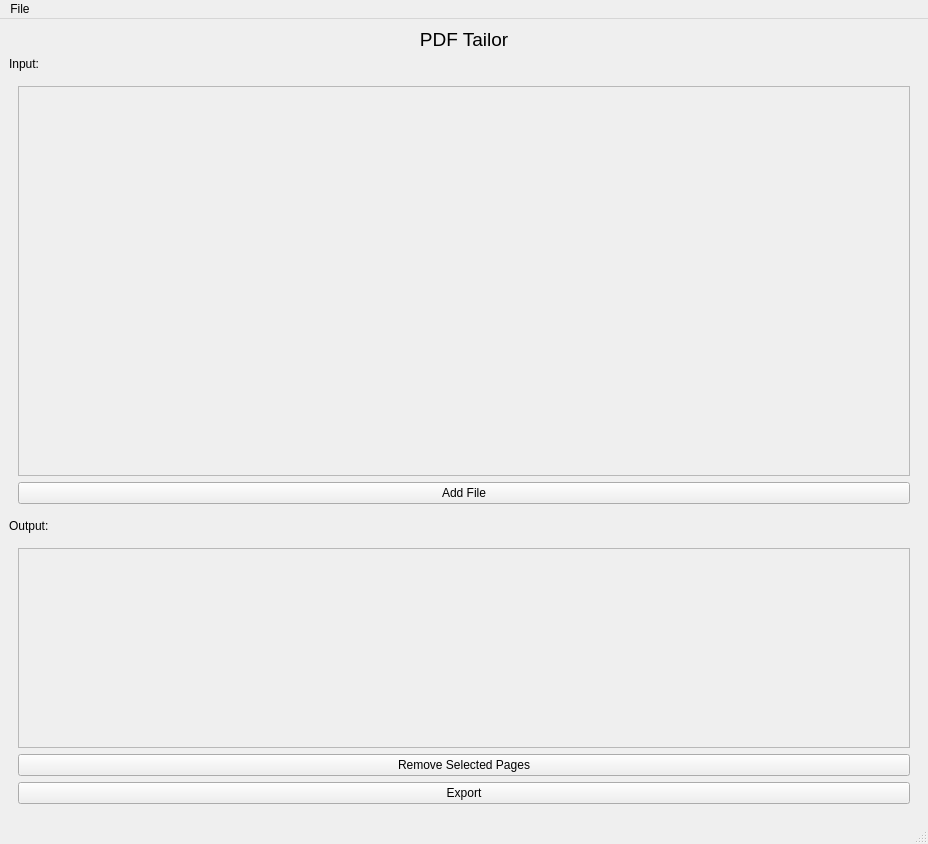
First picture: the form in ui_files/MainWindow.ui, repository StevenSong-sTs/PDF-Tailor, before the edit.
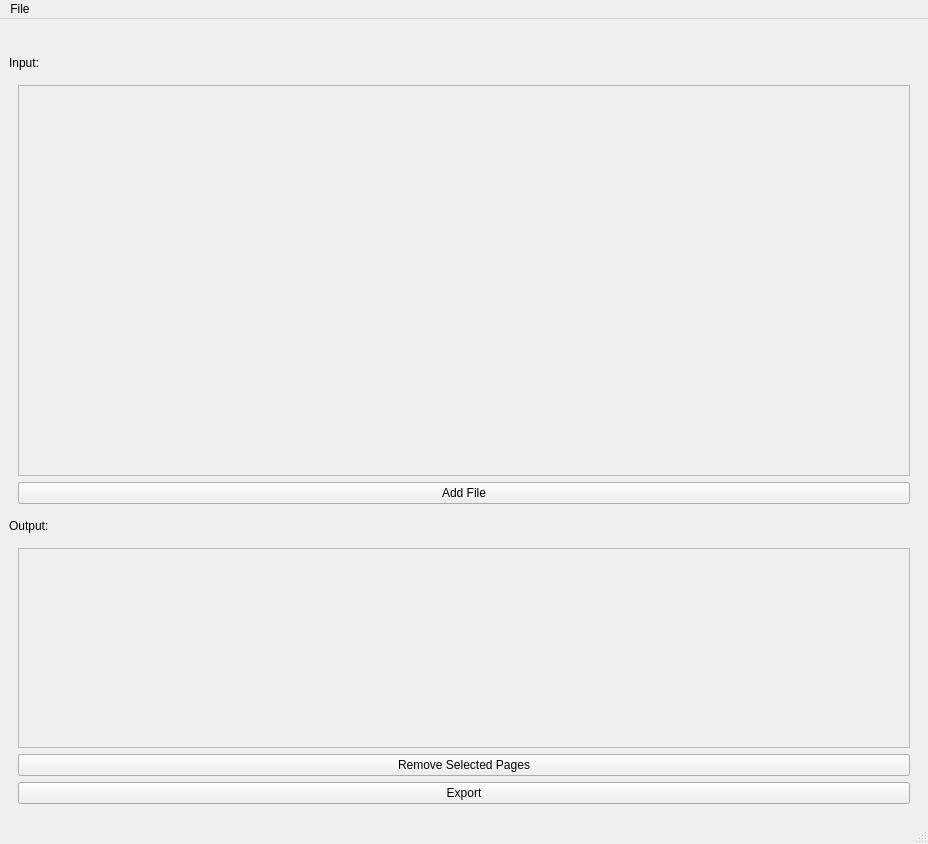
Second picture: the form after the edit. Icons and pictures are not drawn.

Commit message: Add logo to main page

What changed in the file:
```diff
--- a/ui_files/MainWindow.ui
+++ b/ui_files/MainWindow.ui
@@ -23,7 +23,10 @@
        </font>
       </property>
       <property name="text">
-       <string>PDF Tailor</string>
+       <string/>
+      </property>
+      <property name="pixmap">
+       <pixmap>../assets/text_logo_transparent.png</pixmap>
       </property>
       <property name="alignment">
        <set>Qt::AlignmentFlag::AlignCenter</set>
@@ -51,7 +54,7 @@
             <x>0</x>
             <y>0</y>
             <width>890</width>
-            <height>362</height>
+            <height>126</height>
            </rect>
           </property>
          </widget>
```
The commit also changes 1 other file.
